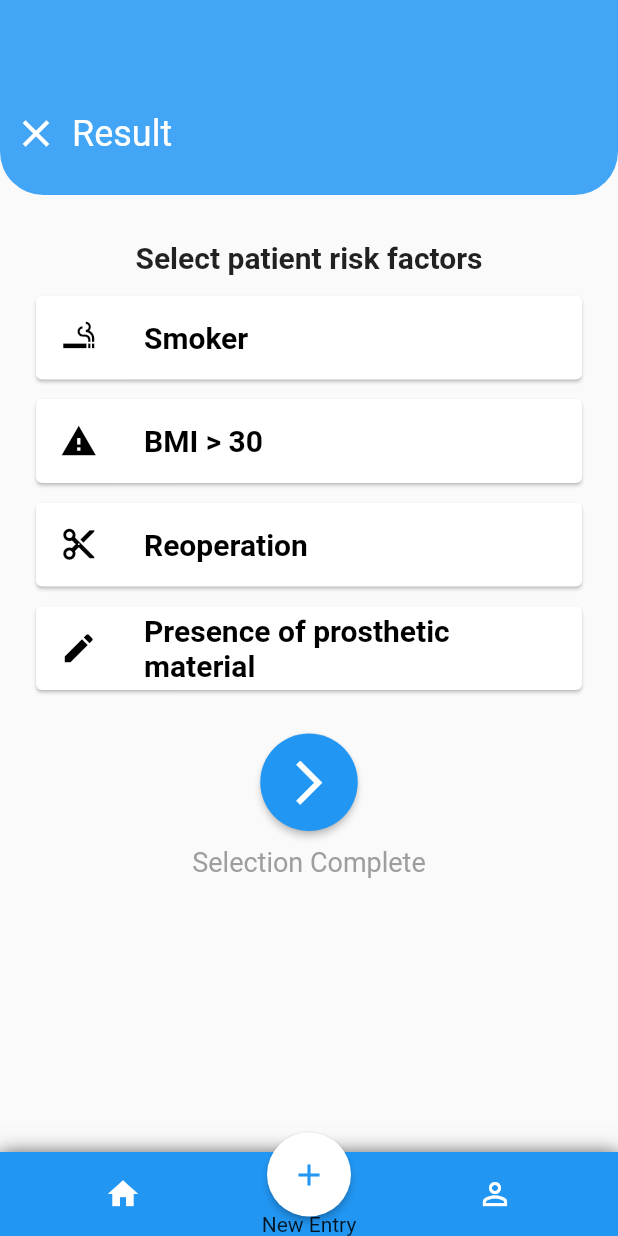
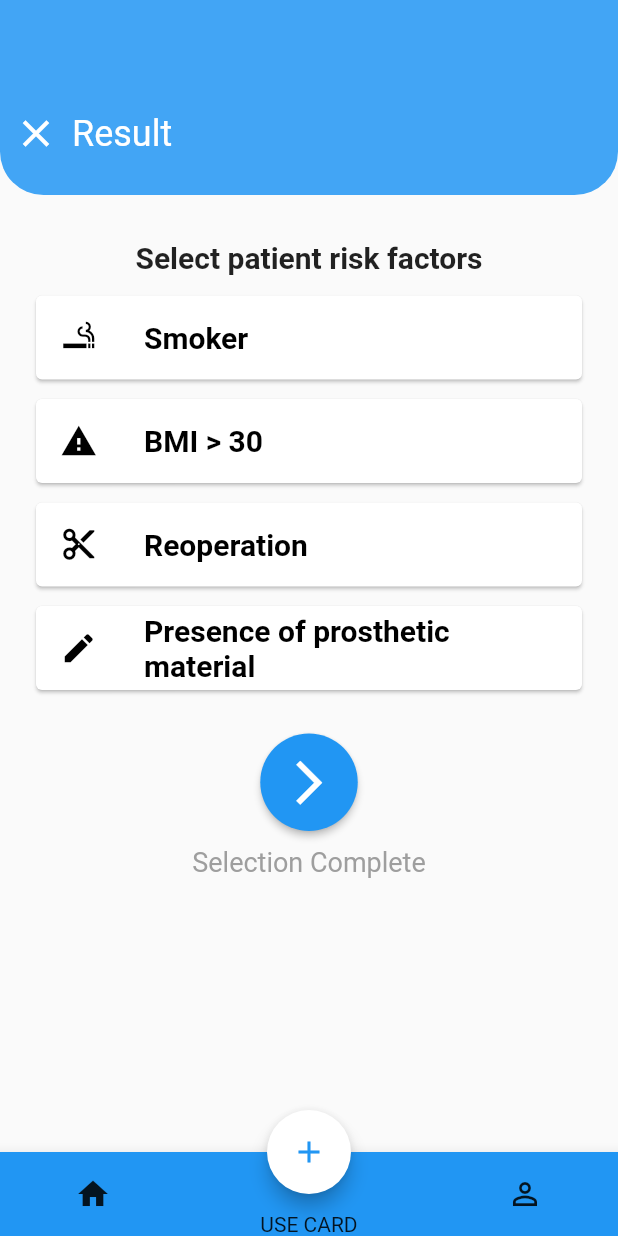
Before and after one commit to firejake308/vasculink, a Flutter app: the screen it shows after launch, on a phone screen of 412 x 824 dp. Run offline on Flutter 3.47's test engine with Material 2 defaults, Android fonts, the phone set to English and light mode, and no system bars; our stand-ins replace flutter_redux.

Commit message:
=updated bottom bar

```diff
--- a/lib/main.dart
+++ b/lib/main.dart
@@ -193,41 +193,32 @@ class _MyAppState extends State<MyApp>{
         ),
         /////////////////////////////////////////////////
         floatingActionButtonLocation: FloatingActionButtonLocation.centerDocked,
-        floatingActionButton: Padding(
-          padding: const EdgeInsets.only(top: 30.0),
-          child: FloatingActionButton(
+floatingActionButton: FloatingActionButton(
   backgroundColor: Colors.white,
   onPressed: () {},
   child: Icon(
     Icons.add,
     color: Colors.blue,
   ),
-            elevation: 2.0,
+  elevation: 5.0,
 ),
-        ),
-        bottomNavigationBar: Container(
-          decoration: BoxDecoration(
-              boxShadow: [BoxShadow(color: Colors.black54, blurRadius: 10)]),
-          child: BottomAppBar(
-            //shape: CircularOuterNotchedRectangle(),
-            //notchMargin: 1.0,
+bottomNavigationBar: BottomAppBar(
   child: Padding(
-              padding: const EdgeInsets.symmetric(horizontal: 70.0),
+    padding: const EdgeInsets.symmetric(horizontal: 50.0),
     child: Row(
       mainAxisSize: MainAxisSize.max,
       mainAxisAlignment: MainAxisAlignment.spaceBetween,
       children: <Widget>[
-                  Icon(Icons.home, color: Colors.white,),
+        Icon(Icons.home),
         Padding(
           padding: const EdgeInsets.only(top: 40.0),
-                    child: Text('New Entry'),
+          child: Text('USE CARD'),
         ),
-                  Icon(Icons.person_outline, color: Colors.white)
+        Icon(Icons.person_outline)
       ],
     ),
   ),
   color: Colors.blue,
-          ),
 ),
 
         //////////////////////////////////////////////////
```
Lines whose indentation alone changed are shown as unchanged.
